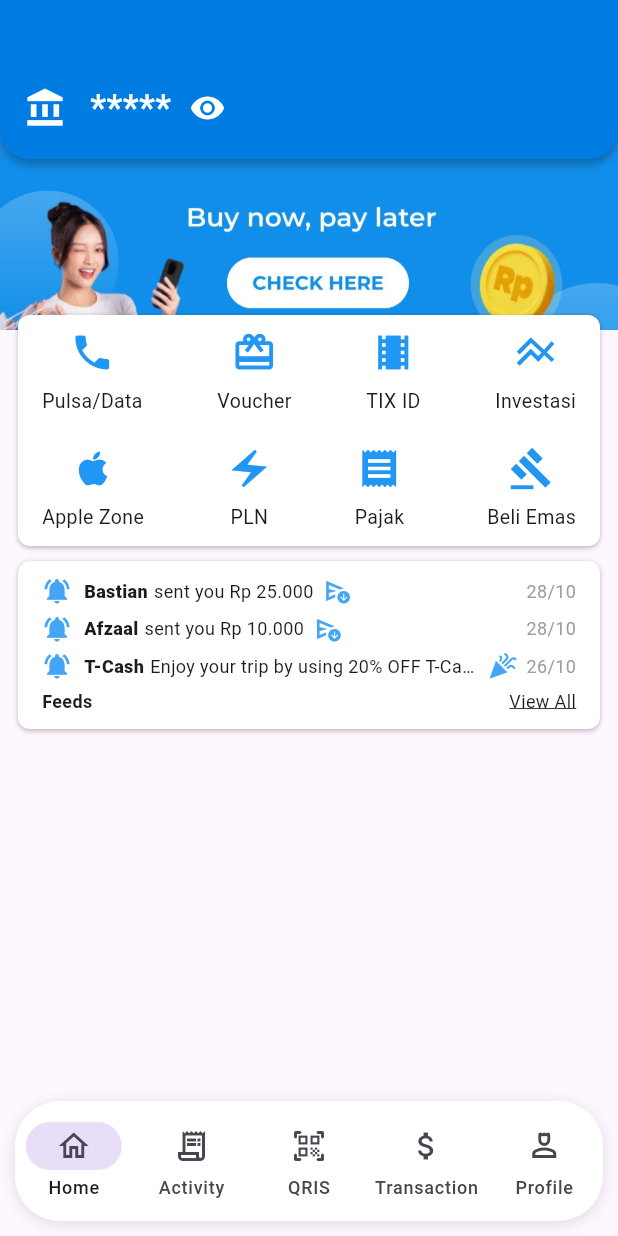
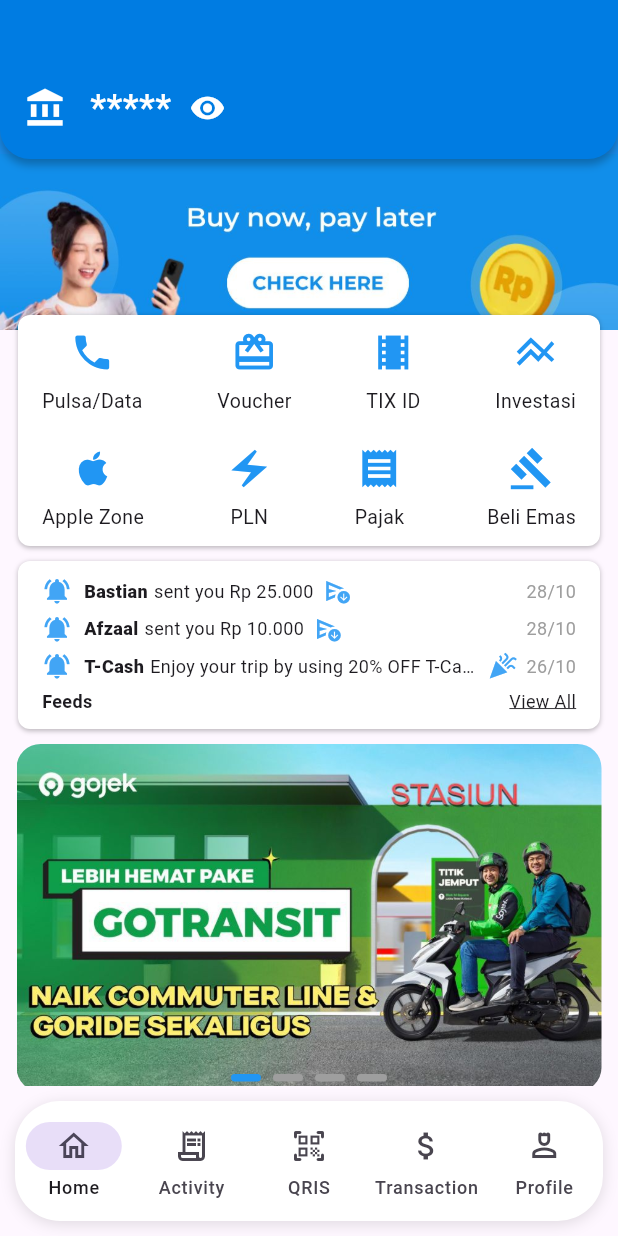
Before and after one commit to SiEncan/T-Cash, a Flutter app: the screen it shows after launch, on a phone screen of 412 x 824 dp. Run offline on Flutter 3.47's test engine with Material 3 defaults, Android fonts, the phone set to English and light mode, and no system bars; drawn by our look-alikes of carousel_slider.

Commit message:
add carousel slider

```diff
--- a/lib/home_tab.dart
+++ b/lib/home_tab.dart
@@ -1,6 +1,7 @@
 import 'package:fintar/pulsa.dart';
 import 'package:flutter/material.dart';
 import 'package:fintar/widgets/top_balance_widget.dart';
+import 'package:fintar/widgets/carousel_widget.dart';
 
 class HomeTab extends StatelessWidget {
   const HomeTab({super.key});
@@ -21,7 +22,7 @@
                   Positioned(
                     top: 62, // posisi dari atas
                     child: Image.asset(
-                      'img/ads.jpg',
+                      'img/banners/ads.jpg',
                       width: 412,
                       height: 200,
                     ),
@@ -99,6 +100,7 @@
                           ],
                         ),
                       ),
+                      // notif
                       Container(
                         margin: const EdgeInsets.symmetric(horizontal: 12),
                         padding: const EdgeInsets.fromLTRB(16, 10, 16, 10),
@@ -234,6 +236,10 @@
                           ],
                         ),
                       ),
+                      // Carousel Slider
+                      const Padding(
+                          padding: EdgeInsets.fromLTRB(0, 10, 0, 10),
+                          child: CarouselWidget())
                     ],
                   ),
                 ),
--- /dev/null
+++ b/lib/widgets/carousel_widget.dart
@@ -0,0 +1,98 @@
+import 'package:flutter/material.dart';
+import 'package:carousel_slider/carousel_slider.dart';
+
+class CarouselWidget extends StatefulWidget {
+  const CarouselWidget({super.key});
+
+  @override
+  // ignore: library_private_types_in_public_api
+  _CarouselWidgetState createState() => _CarouselWidgetState();
+}
+
+class _CarouselWidgetState extends State<CarouselWidget> {
+  int activeIndex = 0;
+  final PageController pageController = PageController();
+
+  @override
+  Widget build(BuildContext context) {
+    return Stack(
+      children: [
+        CarouselSlider(
+          options: CarouselOptions(
+            viewportFraction: 1.1,
+            autoPlay: true,
+            autoPlayInterval: const Duration(seconds: 6),
+            autoPlayAnimationDuration: const Duration(milliseconds: 2000),
+            onPageChanged: (index, reason) {
+              setState(() {
+                activeIndex = index;
+              });
+            },
+          ),
+          items: [
+            CarouselBanner(
+              imageLocation: 'img/banners/gojek.jpg',
+              onPressed: () {
+                null;
+              },
+            ),
+            const CarouselBanner(
+              imageLocation: 'img/banners/tokped.jpg',
+            ),
+            const CarouselBanner(
+              imageLocation: 'img/banners/shopee.jpg',
+            ),
+            const CarouselBanner(
+              imageLocation: 'img/banners/hns.jpg',
+            ),
+          ],
+        ),
+        // Strip penunjuk di bawah carousel
+        Container(
+          margin: const EdgeInsets.only(top: 220),
+          child: Row(
+            mainAxisAlignment: MainAxisAlignment.center,
+            children: List.generate(4, (index) {
+              return Container(
+                margin: const EdgeInsets.symmetric(horizontal: 4.0),
+                width: 20,
+                height: 5,
+                decoration: BoxDecoration(
+                  color: activeIndex == index ? Colors.blue : Colors.grey,
+                  borderRadius: BorderRadius.circular(10),
+                ),
+              );
+            }),
+          ),
+        ),
+      ],
+    );
+  }
+}
+
+class CarouselBanner extends StatelessWidget {
+  const CarouselBanner({
+    super.key,
+    required this.imageLocation,
+    this.onPressed,
+  });
+
+  final String imageLocation;
+  final VoidCallback? onPressed;
+
+  @override
+  Widget build(BuildContext context) {
+    return GestureDetector(
+        onTap: onPressed,
+        child: SizedBox(
+          width: 390,
+          child: ClipRRect(
+            borderRadius: BorderRadius.circular(16.0),
+            child: Image(
+              image: AssetImage(imageLocation),
+              fit: BoxFit.cover,
+            ),
+          ),
+        ));
+  }
+}
--- a/pubspec.yaml
+++ b/pubspec.yaml
@@ -45,6 +45,7 @@
   # activated in the `analysis_options.yaml` file located at the root of your
   # package. See that file for information about deactivating specific lint
   # rules and activating additional ones.
+  carousel_slider: ^5.0.0
   flutter_lints: ^4.0.0
 
 # For information on the generic Dart part of this file, see the
@@ -60,7 +61,7 @@
 
   # To add assets to your application, add an assets section, like this:
   assets:
-  - img/ads.jpg
+  - img/banners/
   #   - images/a_dot_burr.jpeg
   #   - images/a_dot_ham.jpeg
 
```
Also changed, not shown: img/banners/ads.jpg (renamed from img/ads.jpg), img/banners/gojek.jpg (added), img/banners/headset.jpg (added), img/banners/hns.jpg (added), img/banners/shopee.jpg (added), img/banners/tokped.jpg (added), pubspec.lock.
